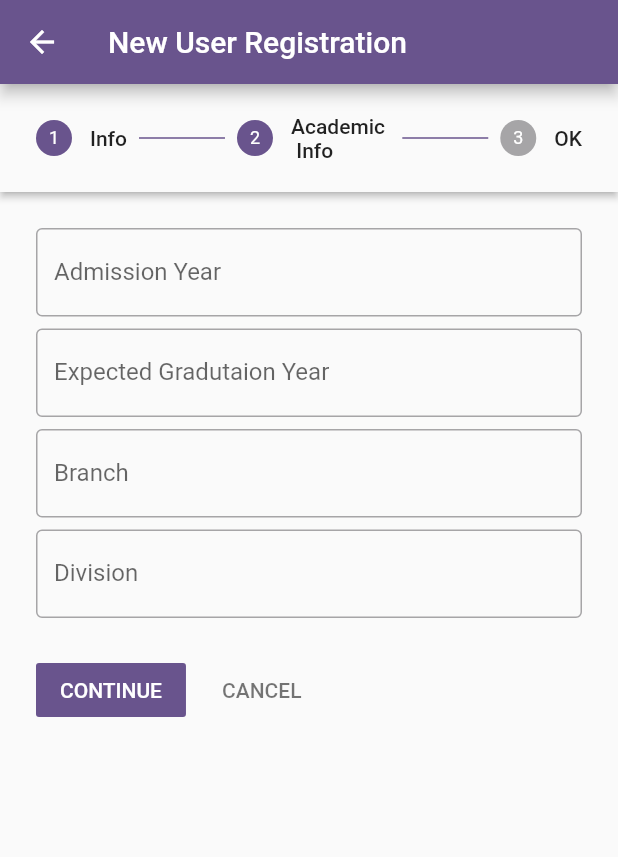
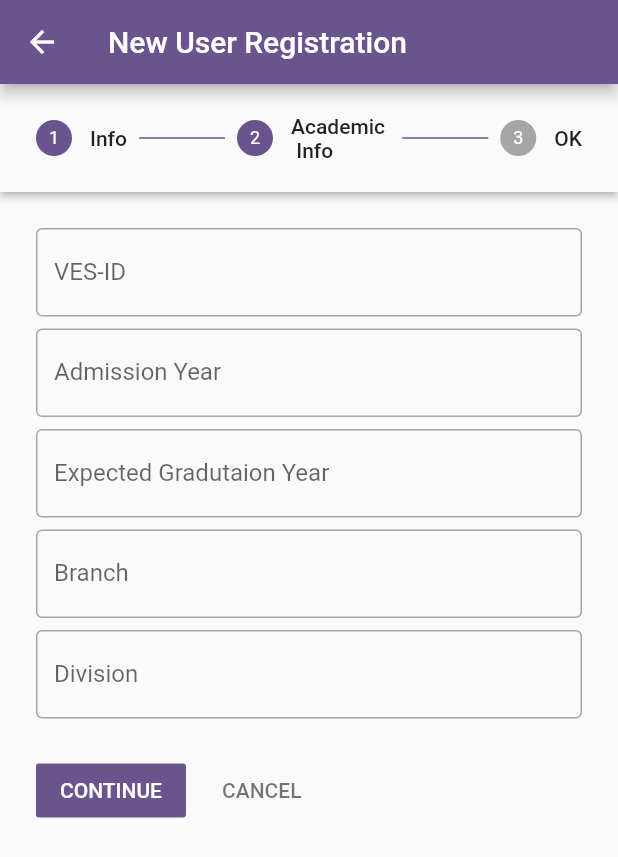
Before and after one commit to tejasgadge2504/RAILEASE, a Flutter app: the Registration screen opened directly, after a tap on "CONTINUE", on a phone screen of 412 x 824 dp. Shown: the top 857 px of the screen. Run offline on Flutter 3.47's test engine with Material 3 defaults, Android fonts, the phone set to English and light mode, and no system bars; our stand-ins replace file_picker, firebase_core, firebase_database, permission_handler, rxdart; missing offline and left inert: dart:ffi; accounts and stored records are empty.

Commit message:
pushed db

```diff
--- a/lib/Admins/MainPage.dart
+++ b/lib/Admins/MainPage.dart
@@ -63,7 +63,7 @@ class MainPage extends StatelessWidget {
             );
           }
 
-          else if (listPosts[index] == 'Application Status') {
+          else if (listPosts[index] == 'Monthly Report') {
             // Pass a callback function to handle navigation to Registration
             return Admin(
               child: listPosts[index],
--- a/lib/Registration.dart
+++ b/lib/Registration.dart
@@ -23,11 +23,12 @@ class _RegistrationState extends State<Registration> {
   TextEditingController Expected_Gradutaion_Year=TextEditingController();
   TextEditingController Branch=TextEditingController();
   TextEditingController Divison=TextEditingController();
+  TextEditingController VES_ID = TextEditingController();
 
-  @override
-  void dispose(){
-
-  }
+  // @override
+  // void dispose(){
+  //
+  // }
    bool loading = false;
   final databaseRef = FirebaseDatabase.instance.ref('Applied Users');
 
@@ -115,6 +116,15 @@ class _RegistrationState extends State<Registration> {
               child: Column(
                 children: [
                   TextField(
+                    controller: VES_ID,
+                    decoration: const InputDecoration(border: OutlineInputBorder(),
+                      labelText: 'VES-ID',
+                    ),
+                  ),
+                  const SizedBox(
+                    height: 8,
+                  ),
+                  TextField(
                     controller: Admission_Year,
                     decoration: const InputDecoration(border: OutlineInputBorder(),
                       labelText: 'Admission Year',
@@ -186,13 +196,15 @@ class _RegistrationState extends State<Registration> {
               SizedBox(height: 30,),
 
               ElevatedButton(onPressed: (){
+                String vesid = VES_ID.toString().toLowerCase();
 
-                databaseRef.child(DateTime.now().millisecondsSinceEpoch.toString()).set({
+                databaseRef.child(vesid).set({
                   'Name':Name.text.toUpperCase().toString(),
                   'Gender':Gender.text.toString().toUpperCase(),
                   'Address':Address.text.toString().toUpperCase(),
                   'Mobile-No':Mobile_No.text.toString(),
                   'Email-ID':Email_ID.text.toString(),
+                  'VES_ID':VES_ID.text.toLowerCase().toString(),
                   'Admission Year':Admission_Year.text.toString(),
                   'Graduation Year':Expected_Gradutaion_Year.text.toString(),
                   'Branch':Branch.text.toString().toUpperCase(),
```
Also changed, not shown: pubspec.lock.
